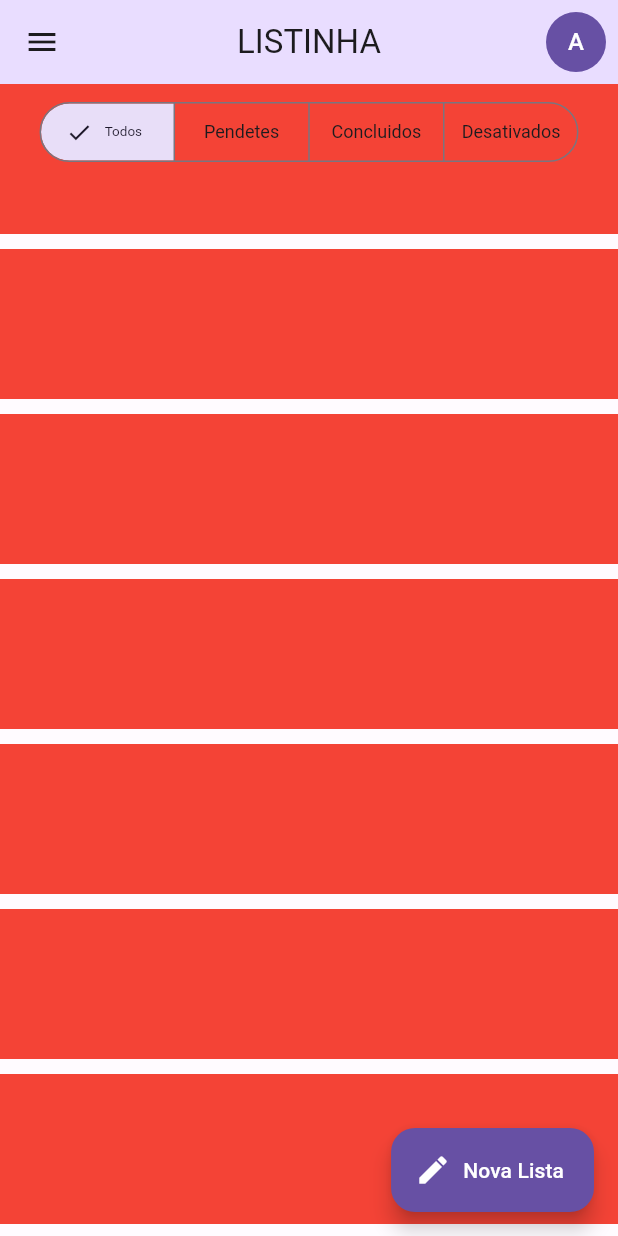
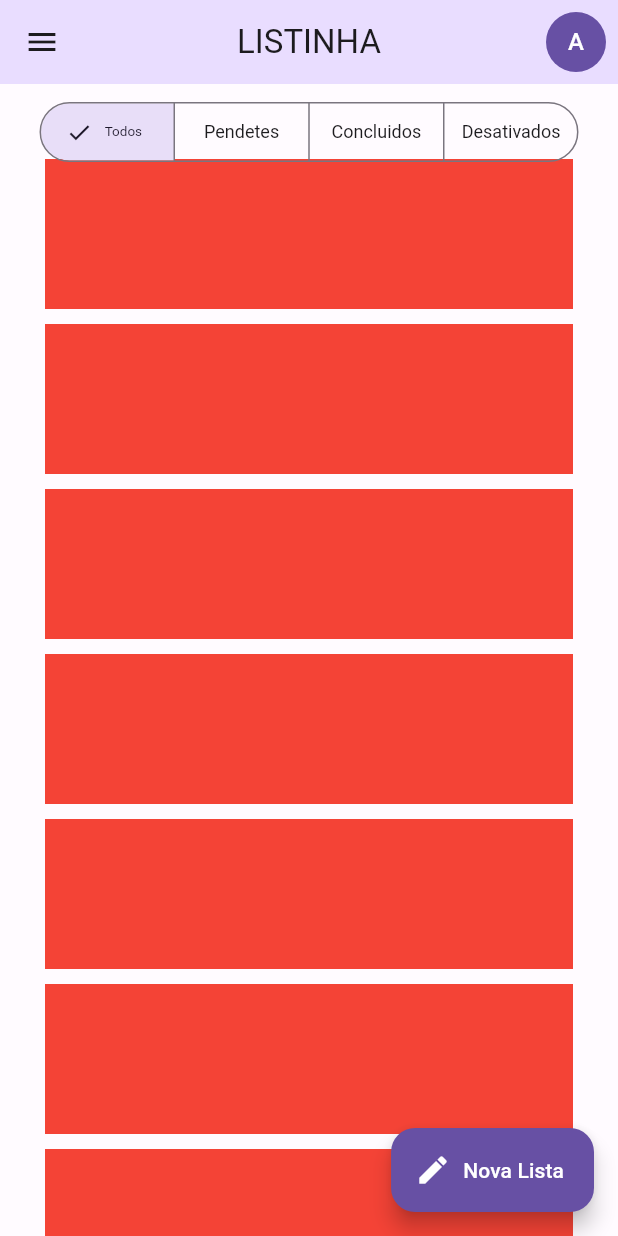
Before and after one commit to hadrianus-dev/list-app, a Flutter app: the screen it shows after launch, on a phone screen of 412 x 824 dp. Run offline on Flutter 3.47's test engine with Material 2 defaults, Android fonts, the phone set to English and light mode, and no system bars; our stand-ins replace flutter_modular, realm; generated files the repository leaves out were written again.

Commit message:
defining padding on listview widget

```diff
--- a/app/lib/src/home/home_page.dart
+++ b/app/lib/src/home/home_page.dart
@@ -25,6 +25,8 @@ class _HomePageState extends State<HomePage> {
         child: Stack(
           children: [
             ListView.separated(
+              padding: const EdgeInsets.only(
+                  top: 50, left: 30, right: 30, bottom: 200),
               itemCount: 100,
               itemBuilder: (_, index) {
                 return const TaskCard();
```
